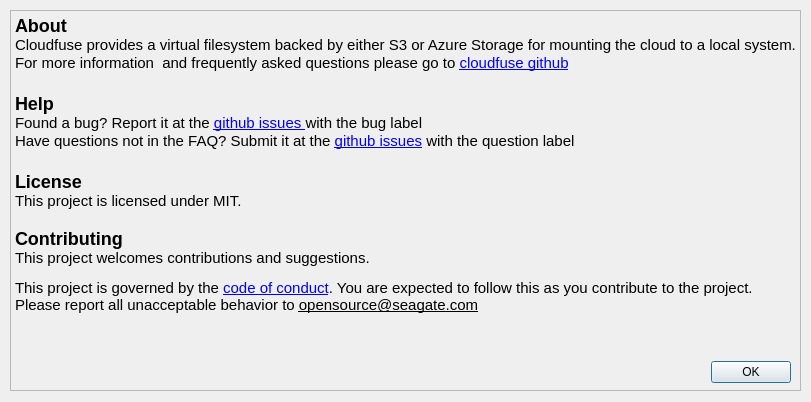
Before: the Qt Designer form gui/about_dialog.ui in Seagate/cloudfuse, drawn with Qt 5.
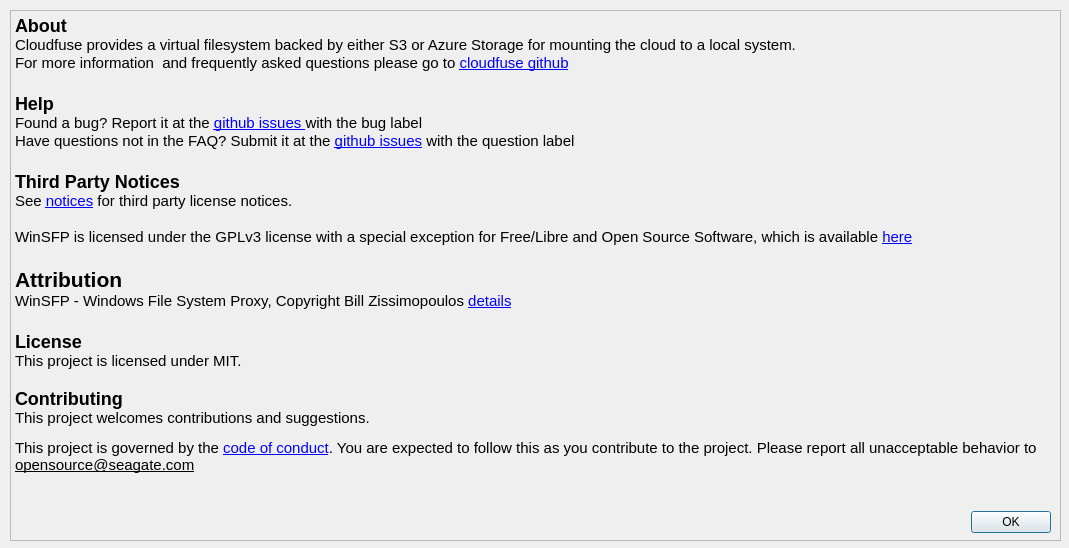
After: the same form once the commit is applied.

Commit message: Third Party Notices in about page

Diff of the .ui file:
```diff
--- a/gui/about_dialog.ui
+++ b/gui/about_dialog.ui
@@ -6,8 +6,8 @@
    <rect>
     <x>0</x>
     <y>0</y>
-    <width>811</width>
-    <height>402</height>
+    <width>1069</width>
+    <height>548</height>
    </rect>
   </property>
   <property name="windowTitle">
@@ -18,8 +18,8 @@
     <rect>
      <x>10</x>
      <y>10</y>
-     <width>791</width>
-     <height>381</height>
+     <width>1051</width>
+     <height>531</height>
     </rect>
    </property>
    <property name="styleSheet">
@@ -39,6 +39,14 @@
 &lt;p style=&quot; margin-top:0px; margin-bottom:0px; margin-left:0px; margin-right:0px; -qt-block-indent:0; text-indent:0px;&quot;&gt;&lt;span style=&quot; color:#000000;&quot;&gt;Found a bug? Report it at the &lt;/span&gt;&lt;a href=&quot;https://github.com/Seagate/cloudfuse/issues&quot;&gt;&lt;span style=&quot; text-decoration: underline; color:#0000ff;&quot;&gt;github issues &lt;/span&gt;&lt;/a&gt;&lt;span style=&quot; font-family:'monospace','monospace','monospace'; color:#000000;&quot;&gt;with the bug label&lt;/span&gt;&lt;/p&gt;
 &lt;p style=&quot; margin-top:0px; margin-bottom:0px; margin-left:0px; margin-right:0px; -qt-block-indent:0; text-indent:0px;&quot;&gt;&lt;span style=&quot; color:#000000;&quot;&gt;Have questions not in the FAQ? Submit it at the &lt;/span&gt;&lt;a href=&quot;https://github.com/Seagate/cloudfuse/issues&quot;&gt;&lt;span style=&quot; font-family:'monospace'; text-decoration: underline; color:#0000ff;&quot;&gt;github issues&lt;/span&gt;&lt;/a&gt;&lt;span style=&quot; font-family:'monospace','monospace','monospace'; color:#000000;&quot;&gt; with the question label&lt;/span&gt;&lt;/p&gt;
 &lt;p style=&quot;-qt-paragraph-type:empty; margin-top:0px; margin-bottom:0px; margin-left:0px; margin-right:0px; -qt-block-indent:0; text-indent:0px; font-family:'monospace'; font-size:x-large; font-weight:600;&quot;&gt;&lt;br /&gt;&lt;/p&gt;
+&lt;p style=&quot; margin-top:0px; margin-bottom:0px; margin-left:0px; margin-right:0px; -qt-block-indent:0; text-indent:0px;&quot;&gt;&lt;span style=&quot; font-family:'monospace'; font-size:x-large; font-weight:600;&quot;&gt;Third Party Notices&lt;/span&gt;&lt;/p&gt;
+&lt;p style=&quot; margin-top:0px; margin-bottom:0px; margin-left:0px; margin-right:0px; -qt-block-indent:0; text-indent:0px;&quot;&gt;See &lt;a href=&quot;NOTICE&quot;&gt;&lt;span style=&quot; text-decoration: underline; color:#0000ff;&quot;&gt;notices&lt;/span&gt;&lt;/a&gt; for third party license notices.&lt;/p&gt;
+&lt;p style=&quot;-qt-paragraph-type:empty; margin-top:0px; margin-bottom:0px; margin-left:0px; margin-right:0px; -qt-block-indent:0; text-indent:0px;&quot;&gt;&lt;br /&gt;&lt;/p&gt;
+&lt;p style=&quot; margin-top:0px; margin-bottom:0px; margin-left:0px; margin-right:0px; -qt-block-indent:0; text-indent:0px;&quot;&gt;WinSFP is licensed under the GPLv3 license with a special exception for Free/Libre and Open Source Software, which is available &lt;a href=&quot;https://github.com/winfsp/winfsp/blob/master/License.txt&quot;&gt;&lt;span style=&quot; text-decoration: underline; color:#0000ff;&quot;&gt;here&lt;/span&gt;&lt;/a&gt;&lt;/p&gt;
+&lt;p style=&quot;-qt-paragraph-type:empty; margin-top:0px; margin-bottom:0px; margin-left:0px; margin-right:0px; -qt-block-indent:0; text-indent:0px; font-family:'monospace'; font-size:x-large; font-weight:600;&quot;&gt;&lt;br /&gt;&lt;/p&gt;
+&lt;p style=&quot; margin-top:0px; margin-bottom:0px; margin-left:0px; margin-right:0px; -qt-block-indent:0; text-indent:0px;&quot;&gt;&lt;span style=&quot; font-family:'monospace'; font-size:16pt; font-weight:600;&quot;&gt;Attribution&lt;/span&gt;&lt;/p&gt;
+&lt;p style=&quot; margin-top:0px; margin-bottom:0px; margin-left:0px; margin-right:0px; -qt-block-indent:0; text-indent:0px;&quot;&gt;WinSFP - Windows File System Proxy, Copyright Bill Zissimopoulos &lt;a href=&quot;https://github.com/winfsp/winfsp&quot;&gt;&lt;span style=&quot; text-decoration: underline; color:#0000ff;&quot;&gt;details&lt;/span&gt;&lt;/a&gt;&lt;/p&gt;
+&lt;p style=&quot;-qt-paragraph-type:empty; margin-top:0px; margin-bottom:0px; margin-left:0px; margin-right:0px; -qt-block-indent:0; text-indent:0px; font-family:'monospace'; font-size:x-large; font-weight:600;&quot;&gt;&lt;br /&gt;&lt;/p&gt;
 &lt;p style=&quot; margin-top:0px; margin-bottom:0px; margin-left:0px; margin-right:0px; -qt-block-indent:0; text-indent:0px;&quot;&gt;&lt;span style=&quot; font-family:'monospace'; font-size:x-large; font-weight:600;&quot;&gt;License&lt;/span&gt;&lt;/p&gt;
 &lt;p style=&quot; margin-top:0px; margin-bottom:0px; margin-left:0px; margin-right:0px; -qt-block-indent:0; text-indent:0px;&quot;&gt;This project is licensed under MIT.&lt;/p&gt;
 &lt;p style=&quot;-qt-paragraph-type:empty; margin-top:0px; margin-bottom:0px; margin-left:0px; margin-right:0px; -qt-block-indent:0; text-indent:0px; font-family:'monospace';&quot;&gt;&lt;br /&gt;&lt;/p&gt;
@@ -50,8 +58,8 @@
   <widget class="QDialogButtonBox" name="buttonBox">
    <property name="geometry">
     <rect>
-     <x>710</x>
-     <y>360</y>
+     <x>970</x>
+     <y>510</y>
      <width>81</width>
      <height>25</height>
     </rect>
```
